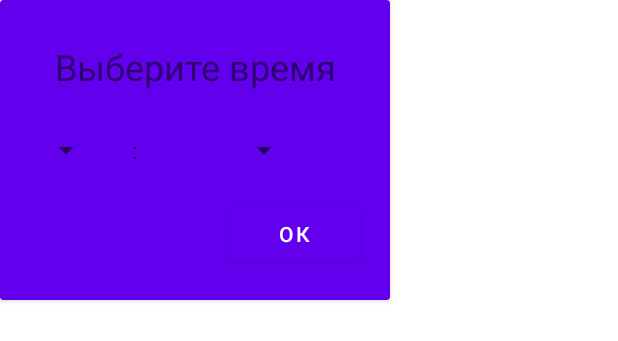
After one commit to 01-exp/Sport_path, an Android app: the layout fragment_time_picker.xml on its own in the app's theme, with its tools: preview values and no code run, on a phone screen of 412 x 824 dp. The commit adds this screen. Shown: the top 341 px of the screen. Run offline under Robolectric (Android 15) with nearby library versions, the phone set to English and light mode, and no system bars; network calls fail.

Commit message:
Added the ability to record on the field

```diff
--- a/app/src/main/java/com/example/sport_path/Utils.kt
+++ b/app/src/main/java/com/example/sport_path/Utils.kt
@@ -20,7 +20,7 @@ object Utils {
     val Sports = listOf(
         Sport("Баскетбол","basketball", R.drawable.backetball),
         Sport("Футбол","football", R.drawable.soccerball),
-        Sport("Волейбол","valleyball", R.drawable.tennis),
+        Sport("Волейбол","volleyball", R.drawable.tennis),
         Sport("Воркаут","workout", R.drawable.walleyball),
 
     )
--- a/app/src/main/java/com/example/sport_path/data_structures/Place.kt
+++ b/app/src/main/java/com/example/sport_path/data_structures/Place.kt
@@ -3,6 +3,7 @@ package com.example.sport_path.data_structures
 import com.yandex.mapkit.geometry.Point
 
 class Place (
+    val id :Int,
     val point : Point,
-    val text:String
+    val address:String
 )
--- a/app/src/main/java/com/example/sport_path/dialogs/DialogLIst.kt
+++ b/app/src/main/java/com/example/sport_path/dialogs/DialogLIst.kt
@@ -8,14 +8,16 @@ import android.view.View
 import androidx.recyclerview.widget.LinearLayoutManager
 import androidx.recyclerview.widget.RecyclerView
 import com.example.sport_path.R
+import com.example.sport_path.data_structures.Entry
+import com.example.sport_path.data_structures.Place
 import com.example.sport_path.services.maps.SportAdapter
+import com.yandex.mapkit.geometry.Point
 
 // Define a DialogList class that extends Dialog
 abstract class DialogList(
     context: Context?,
     var adapter: SportAdapter
 ) : Dialog(context!!) {
-
 
 
     // This method is called when the Dialog is created
--- a/app/src/main/res/layout/fragment_modal_bottom_sheet.xml
+++ b/app/src/main/res/layout/fragment_modal_bottom_sheet.xml
@@ -28,6 +28,7 @@
                 android:layout_marginTop="50dp"
                 android:layout_marginBottom="80dp"
                 android:text="name"
+                android:textAlignment="center"
                 android:textColor="@color/text_white"
                 android:textSize="24sp"
                 android:textStyle="bold"
--- /dev/null
+++ b/app/src/main/res/layout/fragment_time_picker.xml
@@ -0,0 +1,85 @@
+<?xml version="1.0" encoding="utf-8"?>
+<FrameLayout xmlns:android="http://schemas.android.com/apk/res/android"
+    xmlns:app="http://schemas.android.com/apk/res-auto"
+    xmlns:tools="http://schemas.android.com/tools"
+    android:layout_width="match_parent"
+    android:layout_height="match_parent"
+    tools:context=".dialogs.TimePickerDialog">
+
+
+    <androidx.cardview.widget.CardView
+        android:layout_width="wrap_content"
+        android:layout_height="wrap_content"
+        app:cardBackgroundColor="@color/purple_500"
+        app:layout_constraintBottom_toBottomOf="parent"
+        app:layout_constraintEnd_toEndOf="parent"
+        app:layout_constraintStart_toStartOf="parent"
+        app:layout_constraintTop_toTopOf="parent">
+
+        <androidx.constraintlayout.widget.ConstraintLayout
+            android:layout_width="match_parent"
+            android:layout_height="match_parent">
+
+            <Button
+                android:id="@+id/accept_button"
+                android:layout_width="wrap_content"
+                android:layout_height="wrap_content"
+                android:layout_marginTop="20dp"
+                android:layout_marginEnd="20dp"
+                android:layout_marginBottom="20dp"
+                android:text="ОК"
+                app:layout_constraintBottom_toBottomOf="parent"
+                app:layout_constraintEnd_toEndOf="parent"
+                app:layout_constraintStart_toStartOf="@+id/minuts_spinner"
+                app:layout_constraintTop_toBottomOf="@+id/minuts_spinner" />
+
+            <TextView
+                android:id="@+id/textView3"
+                android:layout_width="wrap_content"
+                android:layout_height="wrap_content"
+                android:layout_marginTop="20dp"
+                android:layout_marginBottom="20dp"
+                android:text="Выберите время"
+                android:textSize="24sp"
+                app:layout_constraintBottom_toTopOf="@+id/textView2"
+                app:layout_constraintEnd_toEndOf="parent"
+                app:layout_constraintStart_toStartOf="parent"
+                app:layout_constraintTop_toTopOf="parent" />
+
+            <Spinner
+                android:id="@+id/hours_spinner"
+                android:layout_width="0dp"
+                android:layout_height="wrap_content"
+                android:layout_marginStart="20dp"
+                android:layout_marginTop="40dp"
+                android:layout_marginBottom="40dp"
+                app:layout_constraintBottom_toBottomOf="parent"
+                app:layout_constraintStart_toStartOf="parent"
+                app:layout_constraintTop_toTopOf="parent" />
+
+            <Spinner
+                android:id="@+id/minuts_spinner"
+                android:layout_width="wrap_content"
+                android:layout_height="wrap_content"
+                android:layout_marginStart="20dp"
+                android:layout_marginEnd="20dp"
+                app:layout_constraintBottom_toBottomOf="@+id/textView2"
+                app:layout_constraintEnd_toEndOf="parent"
+                app:layout_constraintStart_toEndOf="@+id/textView2"
+                app:layout_constraintTop_toTopOf="@+id/textView2"
+                app:layout_constraintVertical_bias="0.523" />
+
+            <TextView
+                android:id="@+id/textView2"
+                android:layout_width="wrap_content"
+                android:layout_height="wrap_content"
+                android:layout_marginStart="20dp"
+                android:text=":"
+                android:textSize="16sp"
+                app:layout_constraintBottom_toBottomOf="@+id/hours_spinner"
+                app:layout_constraintStart_toEndOf="@+id/hours_spinner"
+                app:layout_constraintTop_toTopOf="@+id/hours_spinner" />
+        </androidx.constraintlayout.widget.ConstraintLayout>
+    </androidx.cardview.widget.CardView>
+
+</FrameLayout>
--- a/gradle.properties
+++ b/gradle.properties
@@ -15,9 +15,12 @@ org.gradle.jvmargs=-Xmx2048m -Dfile.encoding=UTF-8
 # Android operating system, and which are packaged with your app's APK
 # https://developer.android.com/topic/libraries/support-library/androidx-rn
 android.useAndroidX=true
+android.enableJetifier=true
 # Kotlin code style for this project: "official" or "obsolete":
 kotlin.code.style=official
 # Enables namespacing of each library's R class so that its R class includes only the
 # resources declared in the library itself and none from the library's dependencies,
 # thereby reducing the size of the R class for that library
 android.nonTransitiveRClass=true
+API_KEY=1037ccdb-0f87-43bd-a00c-2ed204d4a428
+org.gradle.unsafe.configuration-cache=true
```
Also changed, not shown: app/src/main/java/com/example/sport_path/activities/MainActivity.kt (+8 -10 lines), app/src/main/java/com/example/sport_path/dialogs/ModalBottomSheetDialog.kt (+52 -28 lines), app/src/main/java/com/example/sport_path/dialogs/TimePickerDialog.kt (added, +100 -0 lines), app/src/main/java/com/example/sport_path/fragments/MapFragment.kt (+10 -11 lines), app/src/main/java/com/example/sport_path/fragments/ProfileFragment.kt (+10 -2 lines), app/src/main/java/com/example/sport_path/services/Entry_manager.kt (deleted, +0 -9 lines), app/src/main/java/com/example/sport_path/services/StorageImpl.kt (+27 -3 lines), app/src/main/java/com/example/sport_path/services/UsersManager.kt (deleted, +0 -57 lines), app/src/main/java/com/example/sport_path/services/maps/PlaceManager.kt (+5 -2 lines), app/src/main/java/com/example/sport_path/services/users/UserManager.kt (added, +69 -0 lines), app/src/main/res/values/strings.xml (+25 -0 lines).
